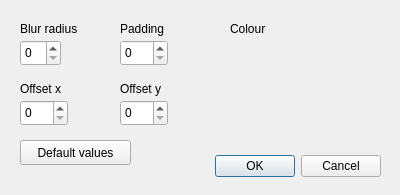
The window that src/dialogs/dropshadowdialog.ui (PhotoFlare/photoflare) describes before a commit, drawn with Qt 5.
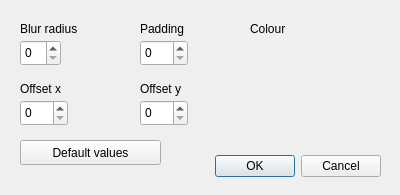
The same window after the commit. Custom widgets are drawn as their Qt base class.

Commit message: Expand dialog string size to allow language strings to fit on screen

```diff
--- a/src/dialogs/dropshadowdialog.ui
+++ b/src/dialogs/dropshadowdialog.ui
@@ -34,7 +34,7 @@
     <rect>
      <x>20</x>
      <y>20</y>
-     <width>81</width>
+     <width>121</width>
      <height>17</height>
     </rect>
    </property>
@@ -45,9 +45,9 @@
   <widget class="QLabel" name="label_2">
    <property name="geometry">
     <rect>
-     <x>120</x>
+     <x>140</x>
      <y>20</y>
-     <width>67</width>
+     <width>101</width>
      <height>17</height>
     </rect>
    </property>
@@ -58,9 +58,9 @@
   <widget class="QLabel" name="label_3">
    <property name="geometry">
     <rect>
-     <x>230</x>
+     <x>250</x>
      <y>20</y>
-     <width>67</width>
+     <width>121</width>
      <height>17</height>
     </rect>
    </property>
@@ -81,7 +81,7 @@
   <widget class="QSpinBox" name="paddingValue">
    <property name="geometry">
     <rect>
-     <x>120</x>
+     <x>140</x>
      <y>40</y>
      <width>48</width>
      <height>26</height>
@@ -91,7 +91,7 @@
   <widget class="BrushTypeComboBox" name="colorComboBox" native="true">
    <property name="geometry">
     <rect>
-     <x>230</x>
+     <x>250</x>
      <y>40</y>
      <width>120</width>
      <height>21</height>
@@ -103,7 +103,7 @@
     <rect>
      <x>20</x>
      <y>80</y>
-     <width>67</width>
+     <width>101</width>
      <height>17</height>
     </rect>
    </property>
@@ -114,9 +114,9 @@
   <widget class="QLabel" name="label_5">
    <property name="geometry">
     <rect>
-     <x>120</x>
+     <x>140</x>
      <y>80</y>
-     <width>67</width>
+     <width>81</width>
      <height>17</height>
     </rect>
    </property>
@@ -137,7 +137,7 @@
   <widget class="QSpinBox" name="offsetyValue">
    <property name="geometry">
     <rect>
-     <x>120</x>
+     <x>140</x>
      <y>100</y>
      <width>48</width>
      <height>26</height>
@@ -149,7 +149,7 @@
     <rect>
      <x>20</x>
      <y>140</y>
-     <width>111</width>
+     <width>141</width>
      <height>25</height>
     </rect>
    </property>
```
Left out of the diff: 2 changed lines with no effect on the pictures. The commit also changes 4 other files.
